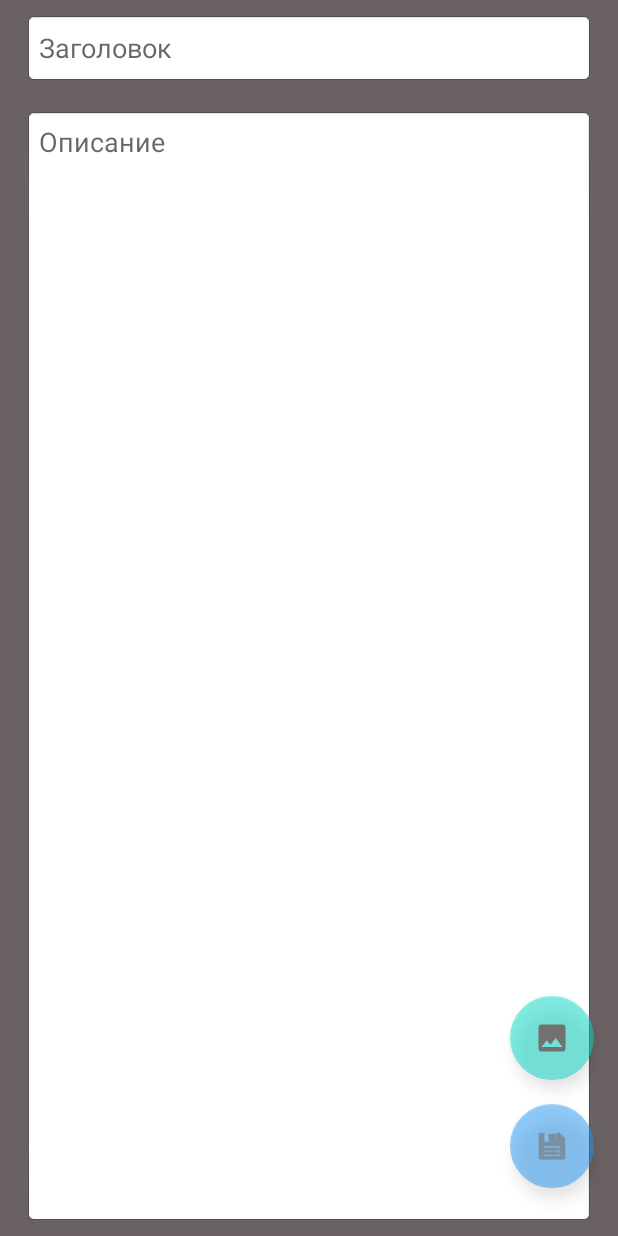
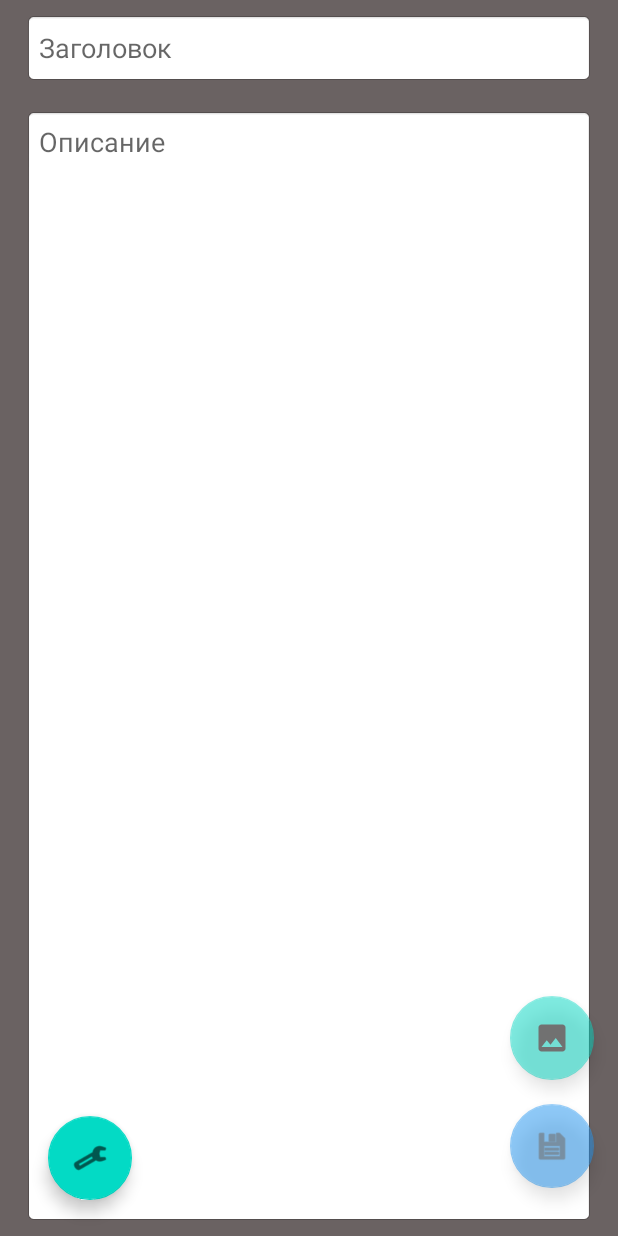
Before and after one commit to TigranMonte/KotlinLessons, an Android app: the layout activity_edit.xml on its own in the app's theme, with its tools: preview values and no code run, on a phone screen of 412 x 824 dp. Run offline under Robolectric (Android 15) with nearby library versions, the phone set to English and light mode, and no system bars.

Commit message:
SQLite database app in Kotlin (update function)

```diff
--- a/sqlitekotlin/src/main/java/ru/tikodvlp/sqlitekotlin/db/MyAdapter.kt
+++ b/sqlitekotlin/src/main/java/ru/tikodvlp/sqlitekotlin/db/MyAdapter.kt
@@ -26,6 +26,7 @@ class MyAdapter (listMain:ArrayList<ListItem>, contextM:Context): RecyclerView.A
                     putExtra(MyIntentConstants.I_TITLE_KEY, item.title)
                     putExtra(MyIntentConstants.I_DESC_KEY, item.desc)
                     putExtra(MyIntentConstants.I_URI_KEY, item.uri)
+                    putExtra(MyIntentConstants.I_ID_KEY, item.id)
                 }
                 context.startActivity(intent)
             }
--- a/sqlitekotlin/src/main/java/ru/tikodvlp/sqlitekotlin/db/MyIntentConstants.kt
+++ b/sqlitekotlin/src/main/java/ru/tikodvlp/sqlitekotlin/db/MyIntentConstants.kt
@@ -5,5 +5,6 @@ object MyIntentConstants {
     const val I_TITLE_KEY = "title_key"
     const val I_DESC_KEY = "desc_key"
     const val I_URI_KEY = "uri_key"
+    const val I_ID_KEY = "id_key"
 
 }
--- /dev/null
+++ b/sqlitekotlin/src/main/res/color/edit_text_color_state.xml
@@ -0,0 +1,5 @@
+<?xml version="1.0" encoding="utf-8"?>
+<selector xmlns:android="http://schemas.android.com/apk/res/android">
+<item android:state_enabled="false" android:color="@color/edit_text_dark"/>
+<item android:color="@color/edit_text_dark"/>
+</selector>
--- a/sqlitekotlin/src/main/res/layout/activity_edit.xml
+++ b/sqlitekotlin/src/main/res/layout/activity_edit.xml
@@ -28,6 +28,7 @@
         android:inputType="textPersonName"
         android:minHeight="48dp"
         android:padding="10dp"
+        android:textColor="@color/edit_text_color_state"
         app:layout_constraintBottom_toTopOf="@+id/edDesc"
         app:layout_constraintEnd_toEndOf="parent"
         app:layout_constraintStart_toStartOf="parent"
@@ -45,6 +46,7 @@
         android:hint="@string/ed_desc_hint"
         android:inputType="textMultiLine|textPersonName"
         android:padding="10dp"
+        android:textColor="@color/edit_text_color_state"
         app:layout_constraintBottom_toBottomOf="parent"
         app:layout_constraintEnd_toEndOf="@+id/edTitle"
         app:layout_constraintStart_toStartOf="@+id/edTitle"
@@ -130,4 +132,16 @@
 
     </androidx.constraintlayout.widget.ConstraintLayout>
 
+    <com.google.android.material.floatingactionbutton.FloatingActionButton
+        android:id="@+id/fbEdit"
+        android:layout_width="wrap_content"
+        android:layout_height="wrap_content"
+        android:layout_marginStart="16dp"
+        android:layout_marginBottom="16dp"
+        android:clickable="true"
+        android:onClick="onEditEnable"
+        app:layout_constraintBottom_toBottomOf="@+id/edDesc"
+        app:layout_constraintStart_toStartOf="@+id/edDesc"
+        app:srcCompat="@android:drawable/ic_menu_manage" />
+
 </androidx.constraintlayout.widget.ConstraintLayout>
--- a/sqlitekotlin/src/main/res/values/colors.xml
+++ b/sqlitekotlin/src/main/res/values/colors.xml
@@ -7,4 +7,5 @@
     <color name="teal_700">#FF018786</color>
     <color name="black">#FF000000</color>
     <color name="white">#FFFFFFFF</color>
+    <color name="edit_text_dark">#202020</color>
 </resources>
```
Also changed, not shown: sqlitekotlin/src/main/java/ru/tikodvlp/sqlitekotlin/EditActivity.kt (+25 -5 lines), sqlitekotlin/src/main/java/ru/tikodvlp/sqlitekotlin/db/MyDbManager.kt (+10 -1 lines).
